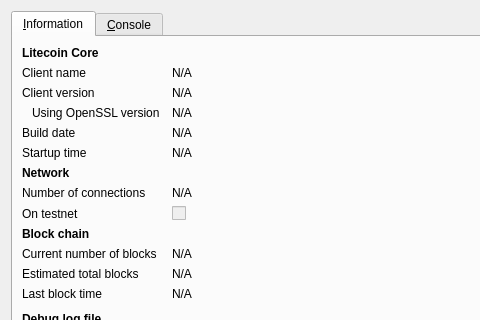
Old version of the form src/qt/forms/rpcconsole.ui in the repository stumpyfr/tekcoin; both pictures show x 0 to 480 and y 0 to 320 of the 740 by 450 pixel window.
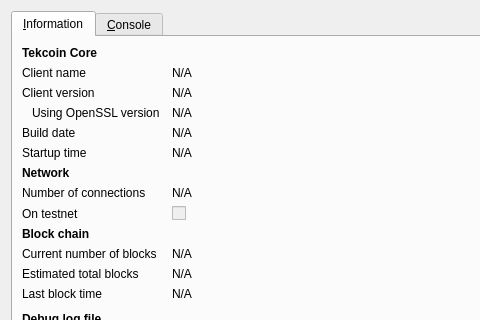
New version of the form. Icons and pictures are not drawn.

```diff
--- a/src/qt/forms/rpcconsole.ui
+++ b/src/qt/forms/rpcconsole.ui
@@ -36,7 +36,7 @@
           </font>
          </property>
          <property name="text">
-          <string>Litecoin Core</string>
+          <string>Tekcoin Core</string>
          </property>
         </widget>
        </item>
```
Left out of the diff: 6 changed lines with no effect on the pictures.
